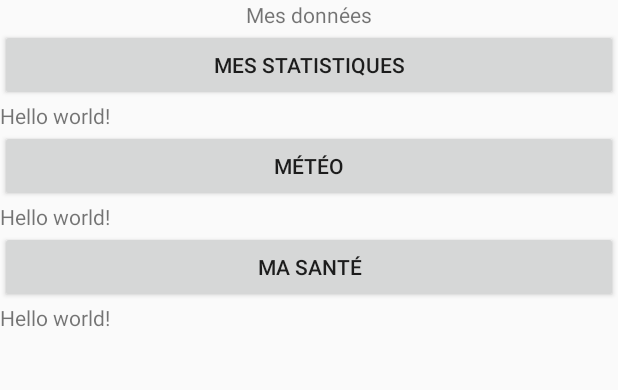
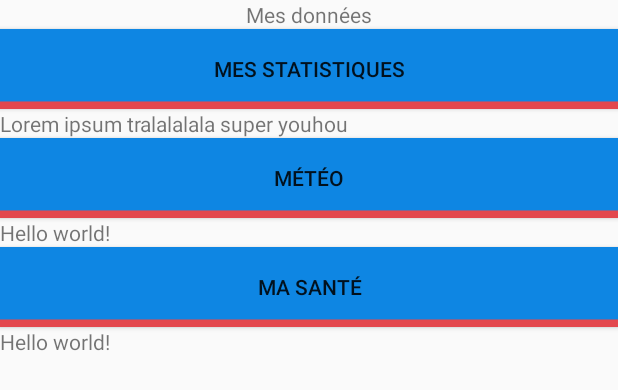
Before and after one commit to cherifyass/Smart-ebike, an Android app: the layout activity_donnees.xml on its own in the app's theme, with its tools: preview values and no code run, on a phone screen of 412 x 824 dp. Shown: the top 390 px of the screen. Run offline under Robolectric (Android 15) with nearby library versions, the phone set to English and light mode, and no system bars.

Commit message:
ajout du background du bouton

```diff
--- a/app/src/main/java/com/esir/si/smarte_bike/donnees.java
+++ b/app/src/main/java/com/esir/si/smarte_bike/donnees.java
@@ -12,6 +12,8 @@ public class Donnees extends ActionBarActivity {
     protected void onCreate(Bundle savedInstanceState) {
         super.onCreate(savedInstanceState);
         setContentView(R.layout.activity_donnees);
+
+
     }
 
 
--- a/app/src/main/res/layout/activity_donnees.xml
+++ b/app/src/main/res/layout/activity_donnees.xml
@@ -11,22 +11,29 @@
             android:layout_width="fill_parent"
             android:layout_height="wrap_content" />
 
+
         <Button
             android:id="@+id/statistiques"
             android:text="@string/statistiques"
             android:layout_width="fill_parent"
-        android:layout_height="wrap_content" />
+            android:layout_height="wrap_content"
+            android:background="@drawable/background_bouton"
+            android:height="10dp" />
+
 
     <TextView
         android:id="@+id/texteStats"
-        android:text="@string/hello_world"
+        android:text="@string/lorem"
         android:layout_width="fill_parent"
         android:layout_height="wrap_content" />
+
     <Button
         android:id="@+id/meteo"
         android:text="@string/meteo"
         android:layout_width="fill_parent"
-        android:layout_height="wrap_content" />
+        android:layout_height="wrap_content"
+        android:background="@drawable/background_bouton"
+        android:height="10dp" />
 
     <TextView
         android:id="@+id/texteMeteo"
@@ -38,7 +45,9 @@
         android:id="@+id/sante"
         android:text="@string/sante"
         android:layout_width="fill_parent"
-        android:layout_height="wrap_content" />
+        android:layout_height="wrap_content"
+        android:background="@drawable/background_bouton"
+        android:height="10dp" />
 
     <TextView
         android:id="@+id/texteSante"
--- a/app/src/main/res/values/strings.xml
+++ b/app/src/main/res/values/strings.xml
@@ -27,7 +27,7 @@
     <string name="statistiques">Mes statistiques</string>
     <string name="sante">Ma santé</string>
     <string name="meteo">Météo</string>
-
+    <string name="lorem">Lorem ipsum tralalalala super youhou</string>
 
 
 </resources>
```
Also changed, not shown: app/src/main/res/drawable/background_bouton.png (added). Lines whose indentation alone changed are shown as unchanged.
